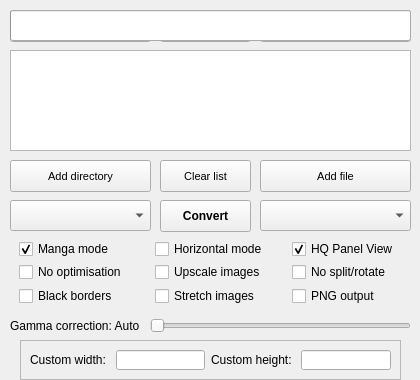
ciromattia/kcc, file KCC.ui: the form before one commit.
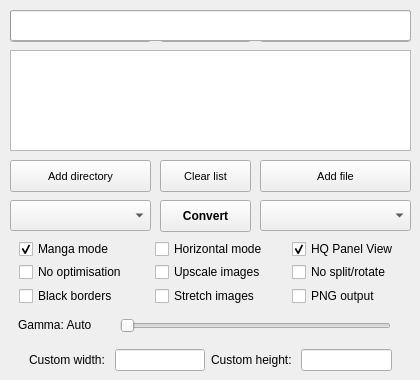
The form after the commit. Icons and pictures are not drawn.

What changed in the file:
```diff
--- a/KCC.ui
+++ b/KCC.ui
@@ -324,7 +324,7 @@
       <rect>
        <x>282</x>
        <y>10</y>
-       <width>104</width>
+       <width>130</width>
        <height>18</height>
       </rect>
      </property>
@@ -346,7 +346,7 @@
       <rect>
        <x>145</x>
        <y>10</y>
-       <width>111</width>
+       <width>130</width>
        <height>18</height>
       </rect>
      </property>
@@ -466,25 +466,25 @@
     <widget class="QLabel" name="GammaLabel">
      <property name="geometry">
       <rect>
-       <x>0</x>
+       <x>8</x>
        <y>0</y>
-       <width>161</width>
-       <height>41</height>
+       <width>100</width>
+       <height>40</height>
       </rect>
      </property>
      <property name="toolTip">
       <string>When converting color images setting this option to 1.0 MIGHT improve readability.</string>
      </property>
      <property name="text">
-      <string>Gamma correction: Auto</string>
+      <string>Gamma: Auto</string>
      </property>
     </widget>
     <widget class="QSlider" name="GammaSlider">
      <property name="geometry">
       <rect>
-       <x>140</x>
+       <x>110</x>
        <y>10</y>
-       <width>261</width>
+       <width>271</width>
        <height>22</height>
       </rect>
      </property>
@@ -514,12 +514,6 @@
       <height>40</height>
      </rect>
     </property>
-    <property name="frameShape">
-     <enum>QFrame::StyledPanel</enum>
-    </property>
-    <property name="frameShadow">
-     <enum>QFrame::Raised</enum>
-    </property>
     <layout class="QGridLayout" name="gridLayout_2">
      <item row="0" column="0">
       <widget class="QLabel" name="wLabel">
```
